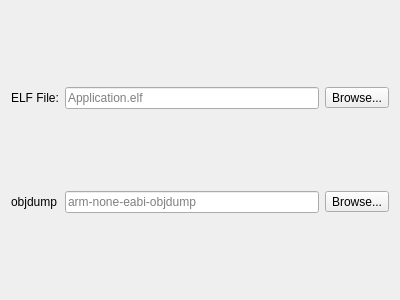
Before: the Qt Designer form src/view/SettingsForm.ui in JonTheBurger/ElfExcavator, drawn with Qt 5.
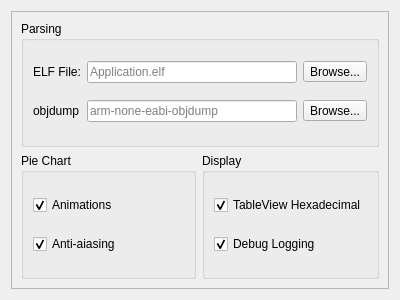
After: the same form once the commit is applied. Icons and pictures are not drawn.

```diff
--- a/src/view/SettingsForm.ui
+++ b/src/view/SettingsForm.ui
@@ -13,7 +13,35 @@
   <property name="windowTitle">
    <string>Form</string>
   </property>
-  <layout class="QGridLayout" name="gridLayout">
+  <layout class="QVBoxLayout" name="verticalLayout">
+   <item>
+    <widget class="QScrollArea" name="scrollArea">
+     <property name="widgetResizable">
+      <bool>true</bool>
+     </property>
+     <widget class="QWidget" name="scrollAreaWidgetContents">
+      <property name="geometry">
+       <rect>
+        <x>0</x>
+        <y>0</y>
+        <width>380</width>
+        <height>280</height>
+       </rect>
+      </property>
+      <layout class="QGridLayout" name="gridLayout_2">
+       <item row="0" column="0" colspan="2">
+        <widget class="QGroupBox" name="groupBox">
+         <property name="title">
+          <string>Parsing</string>
+         </property>
+         <layout class="QGridLayout" name="gridLayout_3">
+          <item row="1" column="0">
+           <widget class="QLabel" name="objdump_label">
+            <property name="text">
+             <string>objdump</string>
+            </property>
+           </widget>
+          </item>
    <item row="0" column="1">
     <widget class="QLineEdit" name="elf_file_lineedit">
      <property name="placeholderText">
@@ -21,6 +49,20 @@
      </property>
     </widget>
    </item>
+          <item row="1" column="2">
+           <widget class="QToolButton" name="objdump_browse_button">
+            <property name="text">
+             <string>Browse...</string>
+            </property>
+            <property name="icon">
+             <iconset theme="document-open">
+              <normaloff>.</normaloff>.</iconset>
+            </property>
+            <property name="toolButtonStyle">
+             <enum>Qt::ToolButtonTextBesideIcon</enum>
+            </property>
+           </widget>
+          </item>
    <item row="0" column="0">
     <widget class="QLabel" name="elf_file_label">
      <property name="text">
@@ -28,34 +70,6 @@
      </property>
     </widget>
    </item>
-   <item row="1" column="1">
-    <widget class="QLineEdit" name="objdump_lineedit">
-     <property name="placeholderText">
-      <string>arm-none-eabi-objdump</string>
-     </property>
-    </widget>
-   </item>
-   <item row="1" column="0">
-    <widget class="QLabel" name="objdump_label">
-     <property name="text">
-      <string>objdump</string>
-     </property>
-    </widget>
-   </item>
-   <item row="1" column="2">
-    <widget class="QToolButton" name="objdump_browse_button">
-     <property name="text">
-      <string>Browse...</string>
-     </property>
-     <property name="icon">
-      <iconset theme="document-open">
-       <normaloff>.</normaloff>.</iconset>
-     </property>
-     <property name="toolButtonStyle">
-      <enum>Qt::ToolButtonTextBesideIcon</enum>
-     </property>
-    </widget>
-   </item>
    <item row="0" column="2">
     <widget class="QToolButton" name="elf_file_browse_button">
      <property name="text">
@@ -68,6 +82,78 @@
      <property name="toolButtonStyle">
       <enum>Qt::ToolButtonTextBesideIcon</enum>
      </property>
+           </widget>
+          </item>
+          <item row="1" column="1">
+           <widget class="QLineEdit" name="objdump_lineedit">
+            <property name="placeholderText">
+             <string>arm-none-eabi-objdump</string>
+            </property>
+           </widget>
+          </item>
+         </layout>
+        </widget>
+       </item>
+       <item row="1" column="0">
+        <widget class="QGroupBox" name="groupBox_2">
+         <property name="title">
+          <string>Pie Chart</string>
+         </property>
+         <layout class="QVBoxLayout" name="verticalLayout_2">
+          <item>
+           <widget class="QCheckBox" name="animations_checkbox">
+            <property name="text">
+             <string>Animations</string>
+            </property>
+            <property name="checked">
+             <bool>true</bool>
+            </property>
+           </widget>
+          </item>
+          <item>
+           <widget class="QCheckBox" name="anti_aliasing_checkbox">
+            <property name="text">
+             <string>Anti-aiasing</string>
+            </property>
+            <property name="checked">
+             <bool>true</bool>
+            </property>
+           </widget>
+          </item>
+         </layout>
+        </widget>
+       </item>
+       <item row="1" column="1">
+        <widget class="QGroupBox" name="groupBox_3">
+         <property name="title">
+          <string>Display</string>
+         </property>
+         <layout class="QVBoxLayout" name="verticalLayout_3">
+          <item>
+           <widget class="QCheckBox" name="tableview_hexadecimal_checkbox">
+            <property name="text">
+             <string>TableView Hexadecimal</string>
+            </property>
+            <property name="checked">
+             <bool>true</bool>
+            </property>
+           </widget>
+          </item>
+          <item>
+           <widget class="QCheckBox" name="debug_logging_checkbox">
+            <property name="text">
+             <string>Debug Logging</string>
+            </property>
+            <property name="checked">
+             <bool>true</bool>
+            </property>
+           </widget>
+          </item>
+         </layout>
+        </widget>
+       </item>
+      </layout>
+     </widget>
     </widget>
    </item>
   </layout>
```
Lines whose indentation alone changed are shown as unchanged.
